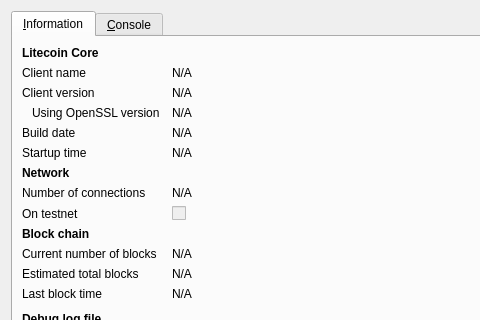
Before: the Qt Designer form src/qt/forms/rpcconsole.ui in bootycoin/booty, drawn with Qt 5; both pictures show x 0 to 480 and y 0 to 320 of the 740 by 450 pixel window.
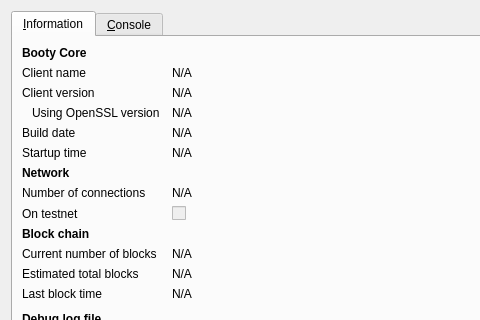
After: the same form once the commit is applied. Icons and pictures are not drawn.

What changed in the file:
```diff
--- a/src/qt/forms/rpcconsole.ui
+++ b/src/qt/forms/rpcconsole.ui
@@ -36,7 +36,7 @@
           </font>
          </property>
          <property name="text">
-          <string>Litecoin Core</string>
+          <string>Booty Core</string>
          </property>
         </widget>
        </item>
```
Left out of the diff: 6 changed lines with no effect on the pictures.
